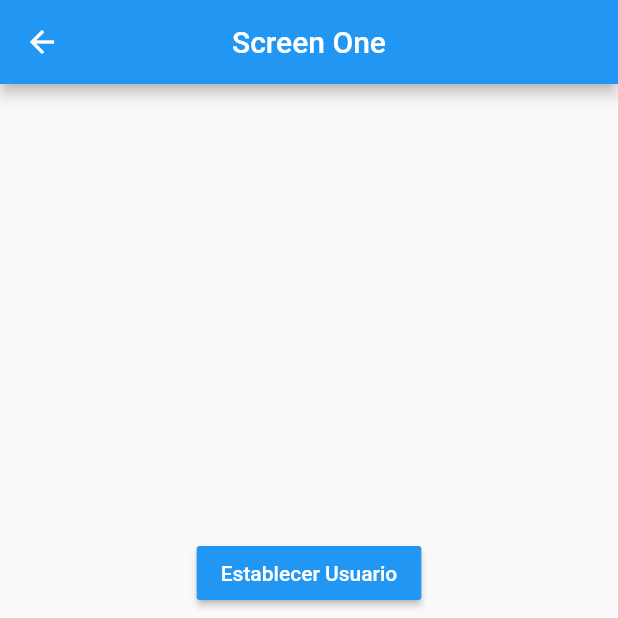
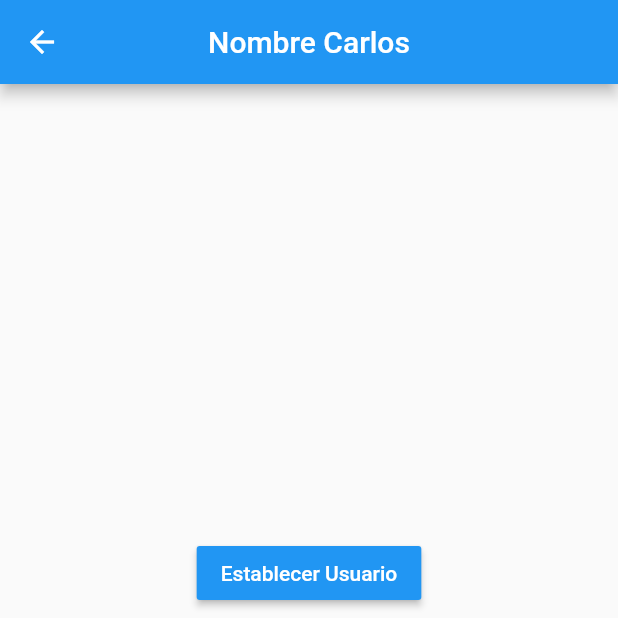
Before and after one commit to jcblastor/app_state, a Flutter app: the PageTwoScreen screen opened by its route, after a tap on "Establecer Usuario", on a phone screen of 412 x 824 dp, the top half of it. Run offline on Flutter 3.47's test engine with Material 2 defaults, Android fonts, the phone set to English and light mode, and no system bars; accounts and stored records are empty.

Commit message:
fin singleton

```diff
--- /dev/null
+++ b/lib/models/models.dart
@@ -0,0 +1 @@
+export 'package:state_app/models/user.dart';
--- a/lib/models/user.dart
+++ b/lib/models/user.dart
@@ -1,7 +1,7 @@
 class User {
   String name;
-  int age;
-  List<String> professions;
+  int? age;
+  List<String>? professions;
 
-  User(this.name, this.age, this.professions);
+  User({required this.name, this.age, this.professions});
 }
--- a/lib/screen/page_one_screen.dart
+++ b/lib/screen/page_one_screen.dart
@@ -1,4 +1,6 @@
 import 'package:flutter/material.dart';
+import 'package:state_app/models/models.dart';
+import 'package:state_app/services/user_service.dart';
 
 class PageOneScreen extends StatelessWidget {
   const PageOneScreen({Key? key}) : super(key: key);
@@ -10,7 +12,14 @@ class PageOneScreen extends StatelessWidget {
         centerTitle: true,
         title: const Text('Screen One'),
       ),
-      body: _InfoUser(),
+      body: StreamBuilder(
+        stream: userService.userStream,
+        builder: (BuildContext context, AsyncSnapshot<User> snapshot) {
+          return snapshot.hasData
+              ? _InfoUser(userService.user)
+              : const Center(child: Text('No hay informacion del usuario'));
+        },
+      ),
       floatingActionButton: FloatingActionButton(
         child: const Icon(Icons.arrow_circle_right_outlined),
         onPressed: () => Navigator.pushNamed(context, 'screenTwo'),
@@ -20,6 +29,10 @@ class PageOneScreen extends StatelessWidget {
 }
 
 class _InfoUser extends StatelessWidget {
+  final User user;
+
+  const _InfoUser(this.user);
+
   @override
   Widget build(BuildContext context) {
     return Container(
@@ -28,22 +41,22 @@ class _InfoUser extends StatelessWidget {
       padding: const EdgeInsets.all(20),
       child: Column(
         crossAxisAlignment: CrossAxisAlignment.start,
-        children: const [
-          Text(
+        children: [
+          const Text(
             'General',
             style: TextStyle(fontSize: 18, fontWeight: FontWeight.bold),
           ),
-          Divider(),
-          ListTile(title: Text('Nombre: ')),
-          ListTile(title: Text('Edad: ')),
-          Text(
+          const Divider(),
+          ListTile(title: Text('Nombre: ${user.name}')),
+          ListTile(title: Text('Edad: ${user.age}')),
+          const Text(
             'Profesiones',
             style: TextStyle(fontSize: 18, fontWeight: FontWeight.bold),
           ),
-          Divider(),
-          ListTile(title: Text('Profesión 1: ')),
-          ListTile(title: Text('Profesión 2: ')),
-          ListTile(title: Text('Profesión 3: ')),
+          const Divider(),
+          const ListTile(title: Text('Profesión 1: ')),
+          const ListTile(title: Text('Profesión 2: ')),
+          const ListTile(title: Text('Profesión 3: ')),
         ],
       ),
     );
--- a/lib/screen/page_two_screen.dart
+++ b/lib/screen/page_two_screen.dart
@@ -1,4 +1,7 @@
 import 'package:flutter/material.dart';
+import 'package:state_app/services/user_service.dart';
+
+import '../models/models.dart';
 
 class PageTwoScreen extends StatelessWidget {
   const PageTwoScreen({Key? key}) : super(key: key);
@@ -8,7 +11,14 @@ class PageTwoScreen extends StatelessWidget {
     return Scaffold(
       appBar: AppBar(
         centerTitle: true,
-        title: const Text('Screen One'),
+        title: StreamBuilder(
+          stream: userService.userStream,
+          builder: (BuildContext context, AsyncSnapshot<User> snapshot) {
+            return snapshot.hasData
+                ? Text('Nombre ${snapshot.data!.name}')
+                : const Text('Screen Two');
+          },
+        ),
       ),
       body: Center(
         child: Column(
@@ -20,7 +30,11 @@ class PageTwoScreen extends StatelessWidget {
                 'Establecer Usuario',
                 style: TextStyle(color: Colors.white),
               ),
-              onPressed: () {},
+              onPressed: () {
+                final newUser =
+                    User(name: 'Carlos', age: 41, professions: ['dev', 'back', 'front']);
+                userService.user = newUser;
+              },
             ),
             const SizedBox(height: 10),
             MaterialButton(
@@ -29,7 +43,9 @@ class PageTwoScreen extends StatelessWidget {
                 'Cambiar Edad',
                 style: TextStyle(color: Colors.white),
               ),
-              onPressed: () {},
+              onPressed: () {
+                userService.changeAge(30);
+              },
             ),
             const SizedBox(height: 10),
             MaterialButton(
--- /dev/null
+++ b/lib/services/user_service.dart
@@ -0,0 +1,29 @@
+import 'dart:async';
+
+import 'package:state_app/models/models.dart';
+
+class _UserService {
+  User? _user;
+  final StreamController<User> _userStreamController = StreamController<User>.broadcast();
+
+  bool get existUser => _user != null ? true : false;
+
+  Stream<User> get userStream => _userStreamController.stream;
+
+  User get user => _user!;
+  set user(User user) {
+    _user = user;
+    _userStreamController.add(user);
+  }
+
+  void changeAge(int value) {
+    _user!.age = value;
+    _userStreamController.add(user);
+  }
+
+  dispose() {
+    _userStreamController.close();
+  }
+}
+
+final userService = _UserService();
```
Also changed, not shown: lib/services/services.dart (added).
